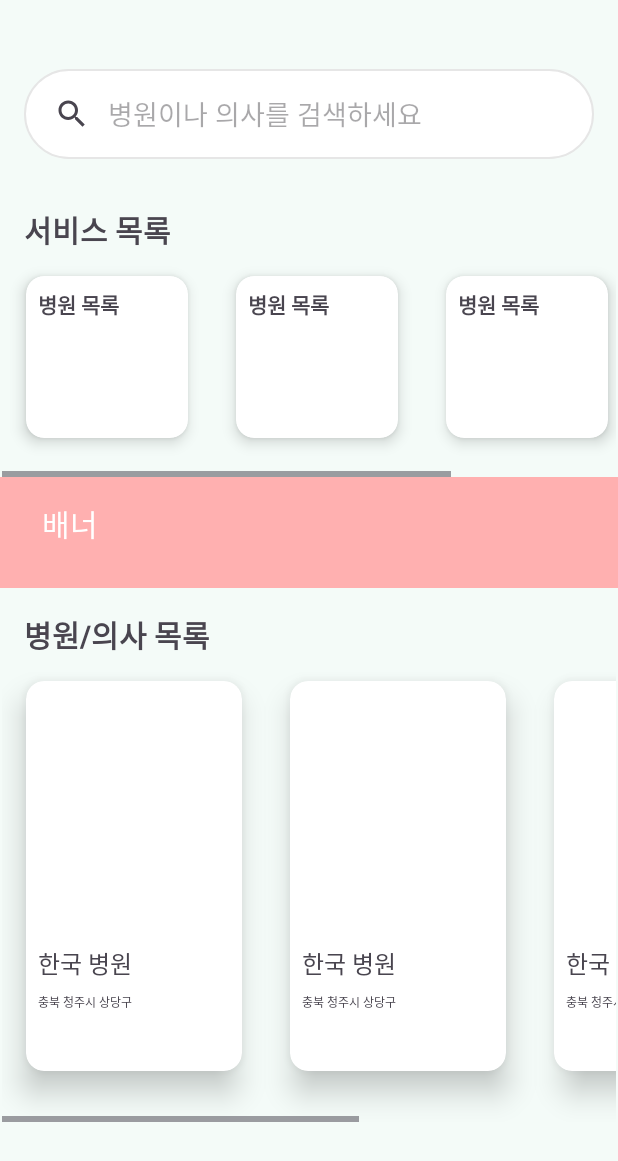
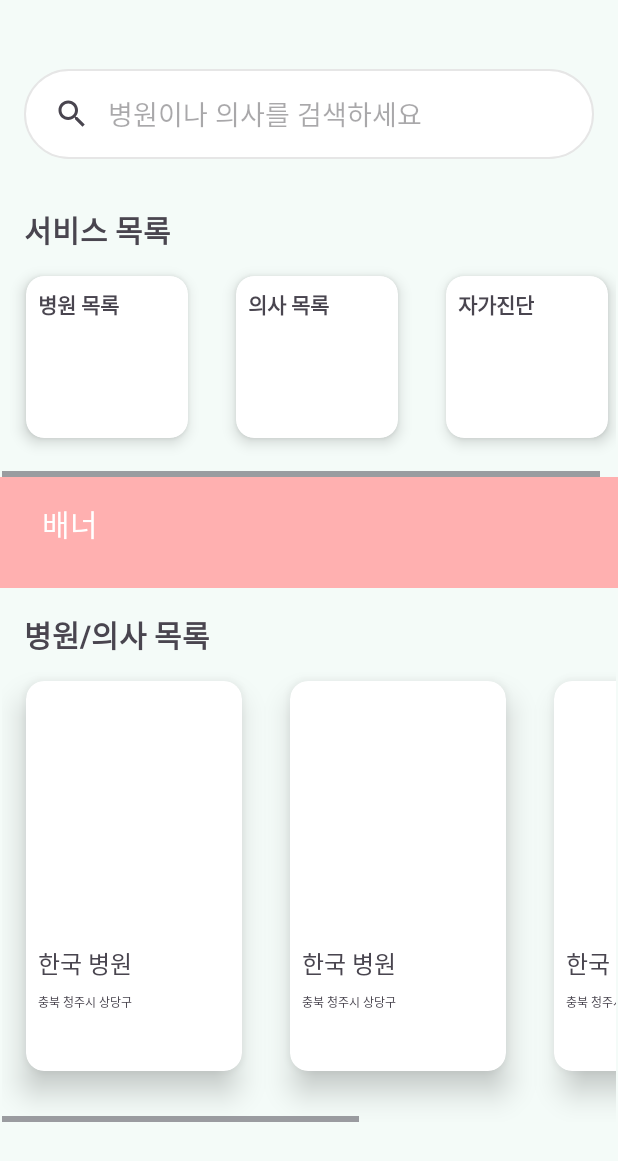
Before and after one commit to cbnu-development-team-tuktak/carepick-frontend, an Android app: the first screen one second after launch (MainActivity), on a phone screen of 412 x 824 dp. Shown: the top 1161 px of the screen. Run offline under Robolectric (Android 15) with nearby library versions, the phone set to English and light mode, and no system bars.

Commit message:
카드뷰의 텍스트를 동적으로 지정하도록 수정

```diff
--- a/app/build.gradle.kts
+++ b/app/build.gradle.kts
@@ -6,6 +6,10 @@ plugins {
 android {
     namespace = "com.example.callrapport"
     compileSdk = 35
+
+    buildFeatures {
+        viewBinding = true
+    }
 
     defaultConfig {
         applicationId = "com.example.callrapport"
--- a/app/src/main/java/com/example/callrapport/MainActivity.kt
+++ b/app/src/main/java/com/example/callrapport/MainActivity.kt
@@ -7,6 +7,10 @@ import androidx.activity.enableEdgeToEdge
 import androidx.appcompat.app.AppCompatActivity
 import androidx.core.view.ViewCompat
 import androidx.core.view.WindowInsetsCompat
+import androidx.recyclerview.widget.DividerItemDecoration
+import androidx.recyclerview.widget.LinearLayoutManager
+import com.example.callrapport.adapter.serviceAdapter
+import com.example.callrapport.databinding.ActivityMainBinding
 import com.example.callrapport.dto.HospitalDetailsResponse
 import com.example.callrapport.dto.HospitalPageResponse
 import retrofit2.Call
@@ -18,7 +22,9 @@ class MainActivity : AppCompatActivity() {
     override fun onCreate(savedInstanceState: Bundle?) {
         super.onCreate(savedInstanceState)
         enableEdgeToEdge()
-        setContentView(R.layout.activity_main)
+        val binding = ActivityMainBinding.inflate(layoutInflater)
+        setContentView(binding.root)
+
         ViewCompat.setOnApplyWindowInsetsListener(findViewById(R.id.main)) { v, insets ->
             val systemBars = insets.getInsets(WindowInsetsCompat.Type.systemBars())
             v.setPadding(systemBars.left, systemBars.top, systemBars.right, systemBars.bottom)
@@ -27,6 +33,21 @@ class MainActivity : AppCompatActivity() {
 
         // 백엔드 서버로부터 정보를 가져오는 메소드
         fetchHospitals()
+
+        // 서비스 목록에 동적으로 텍스트를 넣음
+        // datas 배열의 크기와 내용을 기반으로 카드뷰를 생성한다
+        val datas = mutableListOf<String>()
+        datas.add("병원 목록")
+        datas.add("의사 목록")
+        datas.add("자가진단")
+
+        // 카드뷰를 수평으로 배치하도록 설정
+        val layoutManager = LinearLayoutManager(this)
+        layoutManager.orientation = LinearLayoutManager.HORIZONTAL
+
+        // 앞선 데이터와 설정을 토대로 리사이클러뷰를 출력한다
+        binding.recyclerView.layoutManager = layoutManager
+        binding.recyclerView.adapter = serviceAdapter(datas)
     }
 
     private fun fetchHospitals() {
--- /dev/null
+++ b/app/src/main/java/com/example/callrapport/ServiceRecyclerViewActivity.kt
@@ -0,0 +1,7 @@
+package com.example.callrapport
+
+import android.os.Bundle
+import androidx.appcompat.app.AppCompatActivity
+
+class ServiceRecyclerViewActivity : AppCompatActivity() {
+}
--- /dev/null
+++ b/app/src/main/java/com/example/callrapport/adapter/serviceAdapter.kt
@@ -0,0 +1,19 @@
+package com.example.callrapport.adapter
+
+import android.view.LayoutInflater
+import android.view.ViewGroup
+import androidx.recyclerview.widget.RecyclerView
+import com.example.callrapport.databinding.ServiceCardBinding
+import com.example.callrapport.viewHolder.ServiceViewHolder
+
+class serviceAdapter(val datas: MutableList<String>): RecyclerView.Adapter<RecyclerView.ViewHolder>() {
+    override fun getItemCount(): Int = datas.size
+
+    override fun onCreateViewHolder(parent: ViewGroup, viewType: Int): RecyclerView.ViewHolder =
+        ServiceViewHolder(ServiceCardBinding.inflate(LayoutInflater.from(parent.context), parent, false))
+
+    override fun onBindViewHolder(holder: RecyclerView.ViewHolder, position: Int) {
+        val binding = (holder as ServiceViewHolder).binding
+        binding.textView2.text = datas[position]
+    }
+}
--- /dev/null
+++ b/app/src/main/java/com/example/callrapport/viewHolder/serviceViewHolder.kt
@@ -0,0 +1,6 @@
+package com.example.callrapport.viewHolder
+
+import androidx.recyclerview.widget.RecyclerView
+import com.example.callrapport.databinding.ServiceCardBinding
+
+class ServiceViewHolder(val binding: ServiceCardBinding) : RecyclerView.ViewHolder(binding.root)
--- a/app/src/main/res/layout/activity_main.xml
+++ b/app/src/main/res/layout/activity_main.xml
@@ -51,29 +51,35 @@
             android:layout_height="wrap_content"
             android:orientation="horizontal">
 
-            <FrameLayout android:id="@+id/card1"
-                android:layout_width="wrap_content"
-                android:layout_height="wrap_content">
-                <include layout="@layout/service_card" />
-            </FrameLayout>
+            <androidx.recyclerview.widget.RecyclerView
+                xmlns:android="http://schemas.android.com/apk/res/android"
+                android:id="@+id/recyclerView"
+                android:layout_width="match_parent"
+                android:layout_height="match_parent" />
 
-            <FrameLayout android:id="@+id/card2"
-                android:layout_width="wrap_content"
-                android:layout_height="wrap_content">
-                <include layout="@layout/service_card" />
-            </FrameLayout>
+<!--            <FrameLayout android:id="@+id/card1"-->
+<!--                android:layout_width="wrap_content"-->
+<!--                android:layout_height="wrap_content">-->
+<!--                <include layout="@layout/service_card" />-->
+<!--            </FrameLayout>-->
 
-            <FrameLayout android:id="@+id/card3"
-                android:layout_width="wrap_content"
-                android:layout_height="wrap_content">
-                <include layout="@layout/service_card" />
-            </FrameLayout>
+<!--            <FrameLayout android:id="@+id/card2"-->
+<!--                android:layout_width="wrap_content"-->
+<!--                android:layout_height="wrap_content">-->
+<!--                <include layout="@layout/service_card" />-->
+<!--            </FrameLayout>-->
 
-            <FrameLayout android:id="@+id/card4"
-                android:layout_width="wrap_content"
-                android:layout_height="wrap_content">
-                <include layout="@layout/service_card" />
-            </FrameLayout>
+<!--            <FrameLayout android:id="@+id/card3"-->
+<!--                android:layout_width="wrap_content"-->
+<!--                android:layout_height="wrap_content">-->
+<!--                <include layout="@layout/service_card" />-->
+<!--            </FrameLayout>-->
+
+<!--            <FrameLayout android:id="@+id/card4"-->
+<!--                android:layout_width="wrap_content"-->
+<!--                android:layout_height="wrap_content">-->
+<!--                <include layout="@layout/service_card" />-->
+<!--            </FrameLayout>-->
         </LinearLayout>
     </HorizontalScrollView>
 
```
